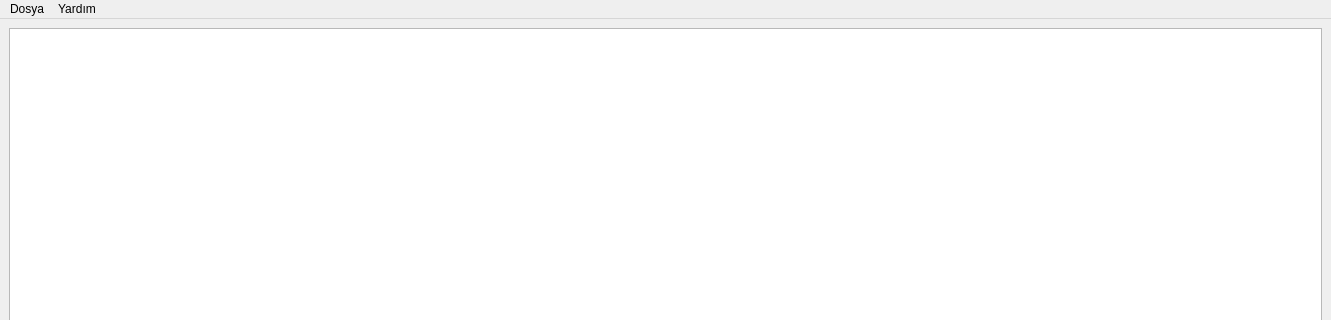
The window that mainwindow.ui (emrecanisildak/PriceScraper) describes before a commit, drawn with Qt 5; both pictures show x 0 to 1331 and y 0 to 320 of the 1331 by 604 pixel window.
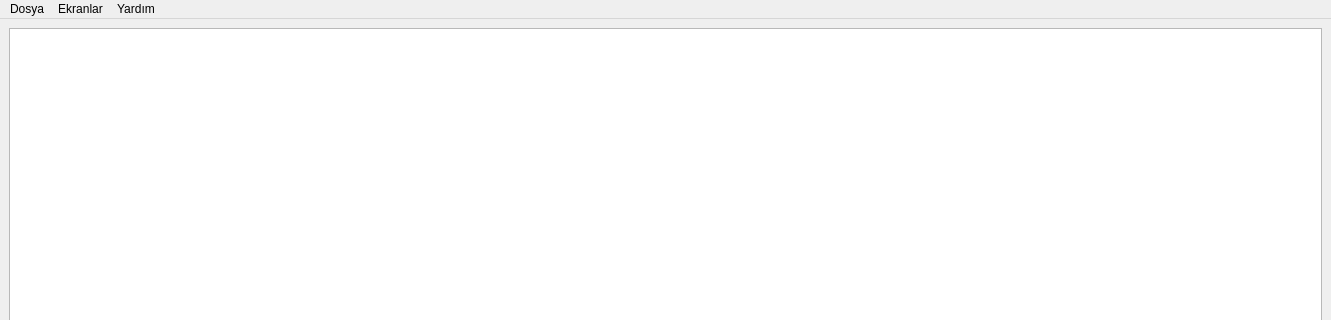
The same window after the commit.

What changed in the file:
```diff
--- a/mainwindow.ui
+++ b/mainwindow.ui
@@ -43,7 +43,14 @@
     </property>
     <addaction name="actionHelp"/>
    </widget>
+   <widget class="QMenu" name="menuEkranlar">
+    <property name="title">
+     <string>Ekranlar</string>
+    </property>
+    <addaction name="actionAnaliz_Ekran"/>
+   </widget>
    <addaction name="menuDosya"/>
+   <addaction name="menuEkranlar"/>
    <addaction name="menuHelp"/>
   </widget>
   <widget class="QStatusBar" name="statusbar"/>
```
Left out of the diff: 5 changed lines with no effect on the pictures.
